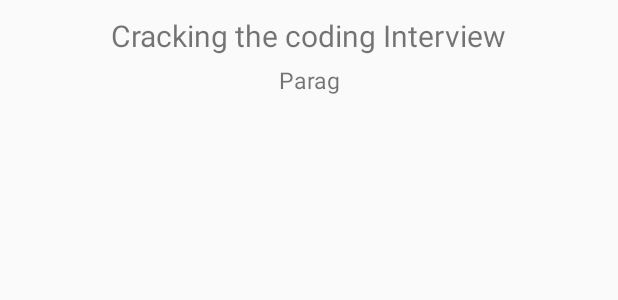
After one commit to parag-vijay/LibraryAndroidApp, an Android app: the layout patron_search_item.xml on its own in the app's theme, with its tools: preview values and no code run, on a phone screen of 412 x 824 dp. The commit adds this screen. Shown: the top 300 px of the screen. Run offline under Robolectric (Android 15) with nearby library versions, the phone set to English and light mode, and no system bars; network calls fail.

Commit message:
Patron Search Activity

```diff
--- /dev/null
+++ b/android/app/src/main/res/layout/patron_search_item.xml
@@ -0,0 +1,33 @@
+<?xml version="1.0" encoding="utf-8"?>
+<LinearLayout xmlns:android="http://schemas.android.com/apk/res/android"
+    android:orientation="vertical" android:layout_width="match_parent"
+    android:layout_height="match_parent">
+
+    <RelativeLayout
+        android:layout_width="match_parent"
+        android:layout_height="wrap_content"
+        android:padding="10dp"
+        android:id="@+id/rl_pat_srch_itm">
+        <TextView
+            android:layout_width="wrap_content"
+            android:layout_height="wrap_content"
+            android:layout_centerHorizontal="true"
+            android:textAlignment="center"
+            android:text="Cracking the coding Interview"
+            android:textSize="20sp"
+            android:id="@+id/book_name"
+            android:layout_marginBottom="5dp"/>
+
+        <TextView
+            android:layout_width="wrap_content"
+            android:layout_height="wrap_content"
+            android:layout_centerHorizontal="true"
+            android:textAlignment="center"
+            android:text="Parag"
+            android:textSize="15sp"
+            android:id="@+id/author_name"
+            android:layout_marginBottom="10dp"
+            android:layout_below="@+id/book_name"/>
+    </RelativeLayout>
+
+</LinearLayout>
```
Also changed, not shown: android/app/src/main/java/com/android/cmpe277project/model/Librarian.java (+0 -12 lines), android/app/src/main/java/com/android/cmpe277project/model/Patron.java (+0 -8 lines), android/app/src/main/java/com/android/cmpe277project/model/User.java (+9 -0 lines), android/app/src/main/java/com/android/cmpe277project/module/patron/IssuedBooksActivity.java (+14 -5 lines), android/app/src/main/java/com/android/cmpe277project/module/patron/PatronSearchActivity.java (added, +50 -0 lines), android/app/src/main/java/com/android/cmpe277project/module/patron/PatronSearchAdapter.java (added, +78 -0 lines), android/app/src/main/res/layout/book_detail_view.xml (added, +86 -0 lines).
